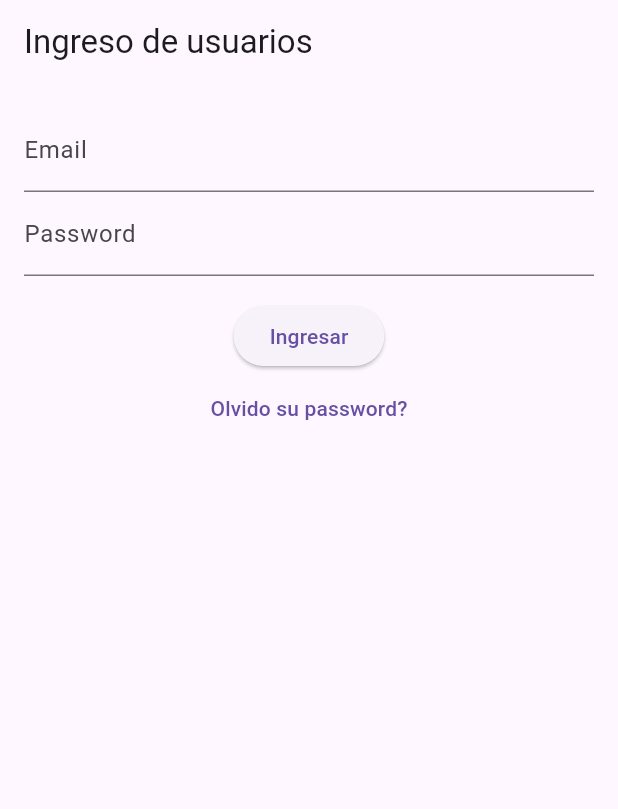
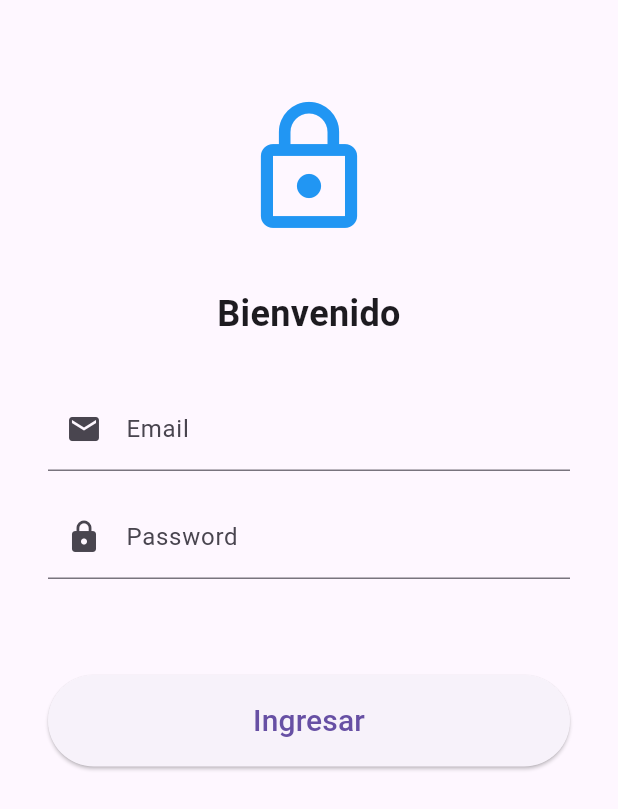
Before and after one commit to fmaderoa/myapp, a Flutter app: the screen it shows after launch, on a phone screen of 412 x 824 dp. Shown: the top 809 px of the screen. Run offline on Flutter 3.47's test engine with Material 3 defaults, Android fonts, the phone set to English and light mode, and no system bars.

Commit message:
Se ajuste login se adiciona archivo google services para la conexión con firebase, se adiciona menu despues de la autenticación

```diff
--- a/lib/view/login.dart
+++ b/lib/view/login.dart
@@ -1,66 +1,89 @@
-// Suggested code may be subject to a license. Learn more: ~LicenseLog:2396887059.
-// Suggested code may be subject to a license. Learn more: ~LicenseLog:1802774011.
-// Import necessary libraries
 import 'package:flutter/material.dart';
-import 'package:myapp/view/main_capture.dart';
+import 'package:myapp/view/menu_amin.dart';
 
-// Define the LoginScreen class
 class LoginScreen extends StatelessWidget {
-  const LoginScreen({super.key});
+  const LoginScreen({Key? key}) : super(key: key);
 
   @override
   Widget build(BuildContext context) {
+    final TextEditingController emailController = TextEditingController();
+    final TextEditingController passwordController = TextEditingController();
+
     return Scaffold(
-      appBar: AppBar(
-        title: const Text('Ingreso de usuarios'),
+      body: SingleChildScrollView(
+        child: Padding(
+          padding: const EdgeInsets.symmetric(horizontal: 32.0, vertical: 64.0),
+          child: Column(
+            mainAxisAlignment: MainAxisAlignment.center,
+            crossAxisAlignment: CrossAxisAlignment.stretch,
+            children: <Widget>[
+              Icon(
+                Icons.lock_outline,
+                size: 96.0,
+                color: Colors.blue,
               ),
-      body: Padding(
-        padding: const EdgeInsets.all(16.0),
-        child: Column(
-          children: <Widget>[
-            // Email text field
-            const TextField(
+              const SizedBox(height: 32.0),
+              Text(
+                'Bienvenido',
+                style: TextStyle(
+                  fontSize: 24.0,
+                  fontWeight: FontWeight.bold,
+                ),
+                textAlign: TextAlign.center,
+              ),
+              const SizedBox(height: 32.0),
+              TextFormField(
+                controller: emailController,
                 decoration: InputDecoration(
                   labelText: 'Email',
+                  prefixIcon: Icon(Icons.email),
                 ),
               ),
-
-            // Password text field
-            const TextField(
+              const SizedBox(height: 16.0),
+              TextFormField(
+                controller: passwordController,
                 obscureText: true,
                 decoration: InputDecoration(
                   labelText: 'Password',
+                  prefixIcon: Icon(Icons.lock),
                 ),
               ),
-            const SizedBox(height: 16.0),
-
-            // Login button
+              const SizedBox(height: 64.0),
               ElevatedButton(
                 onPressed: () {
-                //Ir a pantalla de captura
+                  final String email = emailController.text;
+                  final String password = passwordController.text;
+
+                  if (email == 'admin@admin.com' && password == 'admin') {
                     goToCapture(context);
+                  } else {
+                    ScaffoldMessenger.of(context).showSnackBar(
+                      SnackBar(
+                        content: Text('Credenciales incorrectas'),
+                        duration: Duration(seconds: 2),
+                      ),
+                    );
+                  }
                 },
-              child: const Text('Ingresar'),
+                child: Padding(
+                  padding: const EdgeInsets.symmetric(vertical: 16.0),
+                  child: Text(
+                    'Ingresar',
+                    style: TextStyle(fontSize: 20.0),
                   ),
-
-            // Forgot password label
-            TextButton(
-              onPressed: () {
-                // Handle forgot password logic here
-              },
-              child: const Text('Olvido su password?'),
+                ),
               ),
             ],
+          ),
         ),
       ),
     );
   }
 
   void goToCapture(BuildContext context) {
-    //Ir a la pantalla Capture
-    Navigator.push(
+    Navigator.pushReplacement(
       context,
-      MaterialPageRoute(builder: (context) => const Capture()),
+      MaterialPageRoute(builder: (context) => AdminMenu()),
     );
   }
 }
```
Also changed, not shown: lib/view/menu_amin.dart (added, +75 -0 lines), 1 other file. Lines whose indentation alone changed are shown as unchanged.
